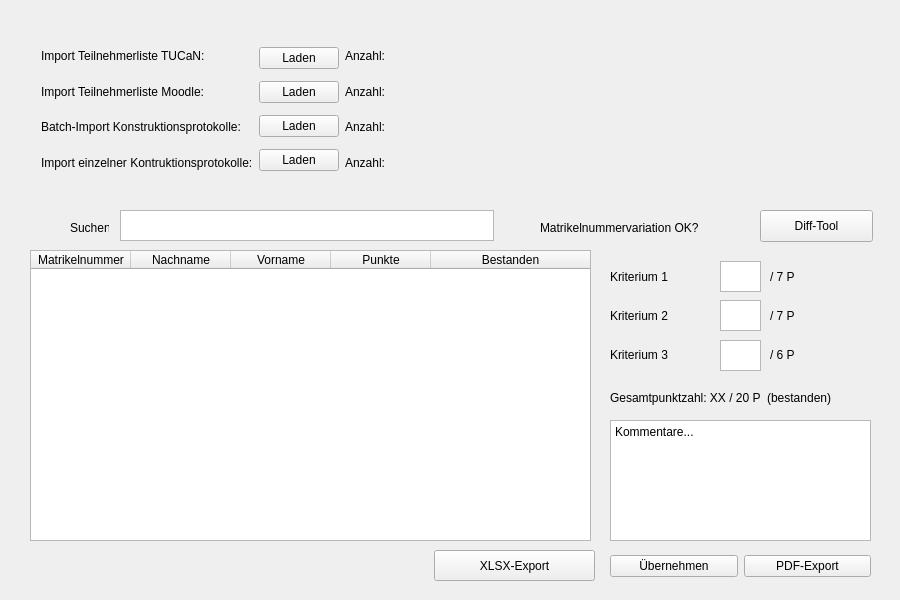
Before: the Qt Designer form gmvtestat.ui in Dimey/IIB_GMV-Testat, drawn with Qt 5.
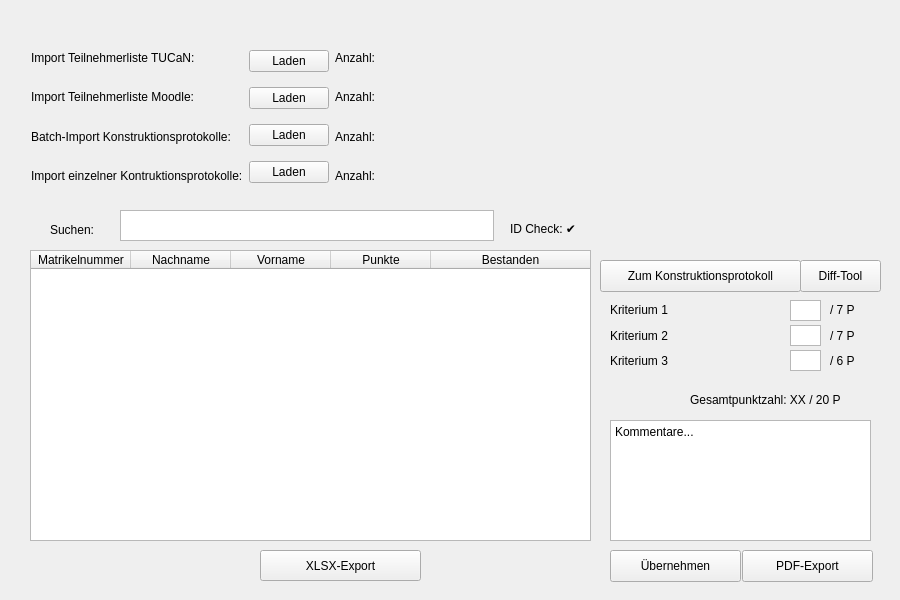
After: the same form once the commit is applied. Icons and pictures are not drawn.

```diff
--- a/gmvtestat.ui
+++ b/gmvtestat.ui
@@ -62,22 +62,22 @@
    <widget class="QLabel" name="label_14">
     <property name="geometry">
      <rect>
-      <x>540</x>
+      <x>510</x>
       <y>220</y>
-      <width>191</width>
+      <width>81</width>
       <height>16</height>
      </rect>
     </property>
     <property name="text">
-     <string>Matrikelnummervariation OK?</string>
+     <string>ID Check: ✔️</string>
     </property>
    </widget>
    <widget class="QPushButton" name="pushButton_5">
     <property name="geometry">
      <rect>
-      <x>760</x>
-      <y>210</y>
-      <width>113</width>
+      <x>800</x>
+      <y>260</y>
+      <width>81</width>
       <height>32</height>
      </rect>
     </property>
@@ -88,10 +88,10 @@
    <widget class="QWidget" name="layoutWidget">
     <property name="geometry">
      <rect>
-      <x>770</x>
-      <y>260</y>
-      <width>101</width>
-      <height>111</height>
+      <x>830</x>
+      <y>300</y>
+      <width>41</width>
+      <height>71</height>
      </rect>
     </property>
     <layout class="QVBoxLayout" name="verticalLayout_7">
@@ -122,9 +122,9 @@
     <property name="geometry">
      <rect>
       <x>610</x>
-      <y>260</y>
-      <width>101</width>
-      <height>111</height>
+      <y>300</y>
+      <width>181</width>
+      <height>71</height>
      </rect>
     </property>
     <layout class="QVBoxLayout" name="verticalLayout_5">
@@ -167,7 +167,7 @@
    <widget class="QPushButton" name="pushButton_8">
     <property name="geometry">
      <rect>
-      <x>434</x>
+      <x>260</x>
       <y>550</y>
       <width>161</width>
       <height>31</height>
@@ -180,23 +180,26 @@
    <widget class="QLabel" name="label_21">
     <property name="geometry">
      <rect>
-      <x>610</x>
+      <x>690</x>
       <y>390</y>
-      <width>261</width>
-      <height>16</height>
+      <width>181</width>
+      <height>20</height>
      </rect>
     </property>
     <property name="text">
-     <string>Gesamtpunktzahl: XX / 20 P  (bestanden)</string>
+     <string>Gesamtpunktzahl: XX / 20 P</string>
+    </property>
+    <property name="textFormat">
+     <enum>Qt::MarkdownText</enum>
     </property>
    </widget>
    <widget class="QLabel" name="label_5">
     <property name="geometry">
      <rect>
-      <x>70</x>
+      <x>50</x>
       <y>220</y>
-      <width>39</width>
-      <height>16</height>
+      <width>61</width>
+      <height>20</height>
      </rect>
     </property>
     <property name="text">
@@ -213,45 +216,43 @@
      </rect>
     </property>
    </widget>
-   <widget class="QPlainTextEdit" name="plainTextEdit_2">
+   <widget class="QPushButton" name="pushButton_6">
     <property name="geometry">
      <rect>
-      <x>720</x>
-      <y>261</y>
-      <width>41</width>
-      <height>31</height>
+      <x>610</x>
+      <y>550</y>
+      <width>131</width>
+      <height>32</height>
      </rect>
     </property>
-   </widget>
-   <widget class="QPlainTextEdit" name="plainTextEdit_3">
-    <property name="geometry">
-     <rect>
-      <x>720</x>
-      <y>300</y>
-      <width>41</width>
-      <height>31</height>
-     </rect>
+    <property name="text">
+     <string>Übernehmen</string>
     </property>
    </widget>
-   <widget class="QPlainTextEdit" name="plainTextEdit_4">
+   <widget class="QPushButton" name="pushButton_7">
     <property name="geometry">
      <rect>
-      <x>720</x>
-      <y>340</y>
-      <width>41</width>
-      <height>31</height>
+      <x>742</x>
+      <y>550</y>
+      <width>131</width>
+      <height>32</height>
      </rect>
     </property>
+    <property name="text">
+     <string>PDF-Export</string>
+    </property>
    </widget>
    <widget class="QWidget" name="layoutWidget">
     <property name="geometry">
      <rect>
-      <x>41</x>
+      <x>31</x>
       <y>41</y>
-      <width>441</width>
-      <height>136</height>
+      <width>841</width>
+      <height>151</height>
      </rect>
     </property>
+    <layout class="QHBoxLayout" name="horizontalLayout_2">
+     <item>
     <layout class="QHBoxLayout" name="horizontalLayout">
      <property name="sizeConstraint">
       <enum>QLayout::SetMinimumSize</enum>
@@ -385,28 +386,75 @@
       </layout>
      </item>
     </layout>
+     </item>
+     <item>
+      <spacer name="horizontalSpacer">
+       <property name="orientation">
+        <enum>Qt::Horizontal</enum>
+       </property>
+       <property name="sizeHint" stdset="0">
+        <size>
+         <width>40</width>
+         <height>20</height>
+        </size>
+       </property>
+      </spacer>
+     </item>
+    </layout>
+   </widget>
+   <widget class="QPushButton" name="pushButton">
+    <property name="geometry">
+     <rect>
+      <x>600</x>
+      <y>260</y>
+      <width>201</width>
+      <height>32</height>
+     </rect>
+    </property>
+    <property name="text">
+     <string>Zum Konstruktionsprotokoll</string>
+    </property>
    </widget>
    <widget class="QWidget" name="">
     <property name="geometry">
      <rect>
-      <x>610</x>
-      <y>550</y>
-      <width>261</width>
-      <height>32</height>
+      <x>790</x>
+      <y>300</y>
+      <width>31</width>
+      <height>71</height>
      </rect>
     </property>
-    <layout class="QHBoxLayout" name="horizontalLayout_2">
+    <layout class="QVBoxLayout" name="verticalLayout_6">
+     <property name="spacing">
+      <number>4</number>
+     </property>
      <item>
-      <widget class="QPushButton" name="pushButton_6">
-       <property name="text">
-        <string>Übernehmen</string>
+      <widget class="QPlainTextEdit" name="plainTextEdit_2">
+       <property name="verticalScrollBarPolicy">
+        <enum>Qt::ScrollBarAlwaysOff</enum>
        </property>
+       <property name="horizontalScrollBarPolicy">
+        <enum>Qt::ScrollBarAlwaysOff</enum>
+       </property>
       </widget>
      </item>
      <item>
-      <widget class="QPushButton" name="pushButton_7">
-       <property name="text">
-        <string>PDF-Export</string>
+      <widget class="QPlainTextEdit" name="plainTextEdit_3">
+       <property name="verticalScrollBarPolicy">
+        <enum>Qt::ScrollBarAlwaysOff</enum>
+       </property>
+       <property name="horizontalScrollBarPolicy">
+        <enum>Qt::ScrollBarAlwaysOff</enum>
+       </property>
+      </widget>
+     </item>
+     <item>
+      <widget class="QPlainTextEdit" name="plainTextEdit_4">
+       <property name="verticalScrollBarPolicy">
+        <enum>Qt::ScrollBarAlwaysOff</enum>
+       </property>
+       <property name="horizontalScrollBarPolicy">
+        <enum>Qt::ScrollBarAlwaysOff</enum>
        </property>
       </widget>
      </item>
```
Lines whose indentation alone changed are shown as unchanged.
